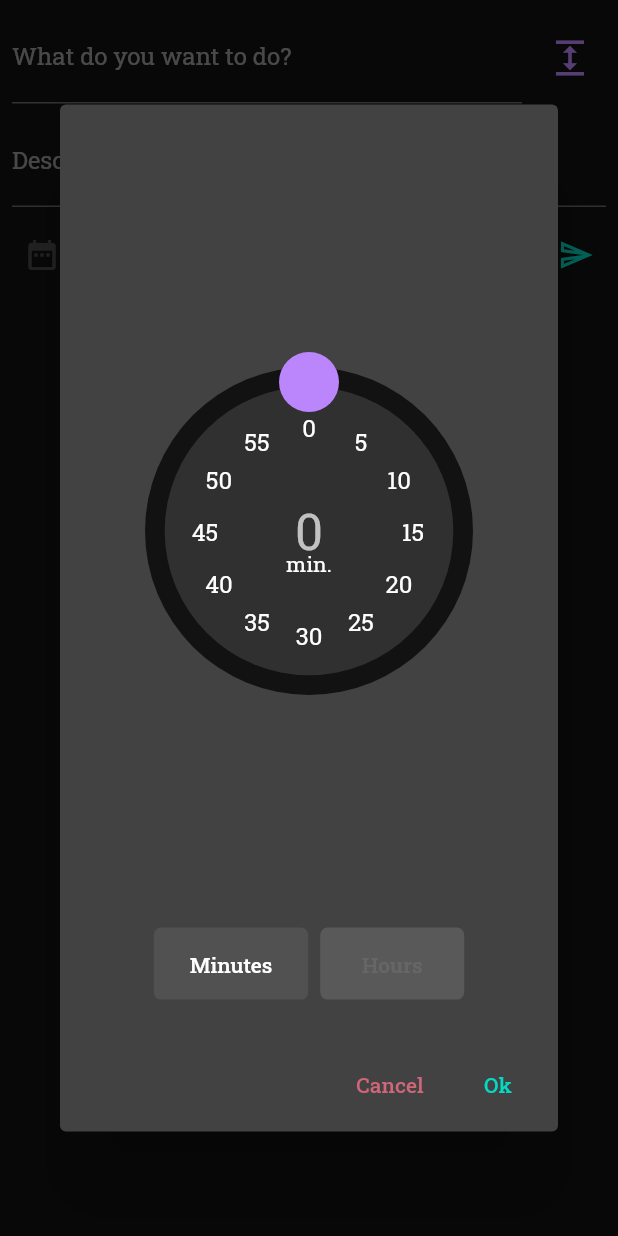
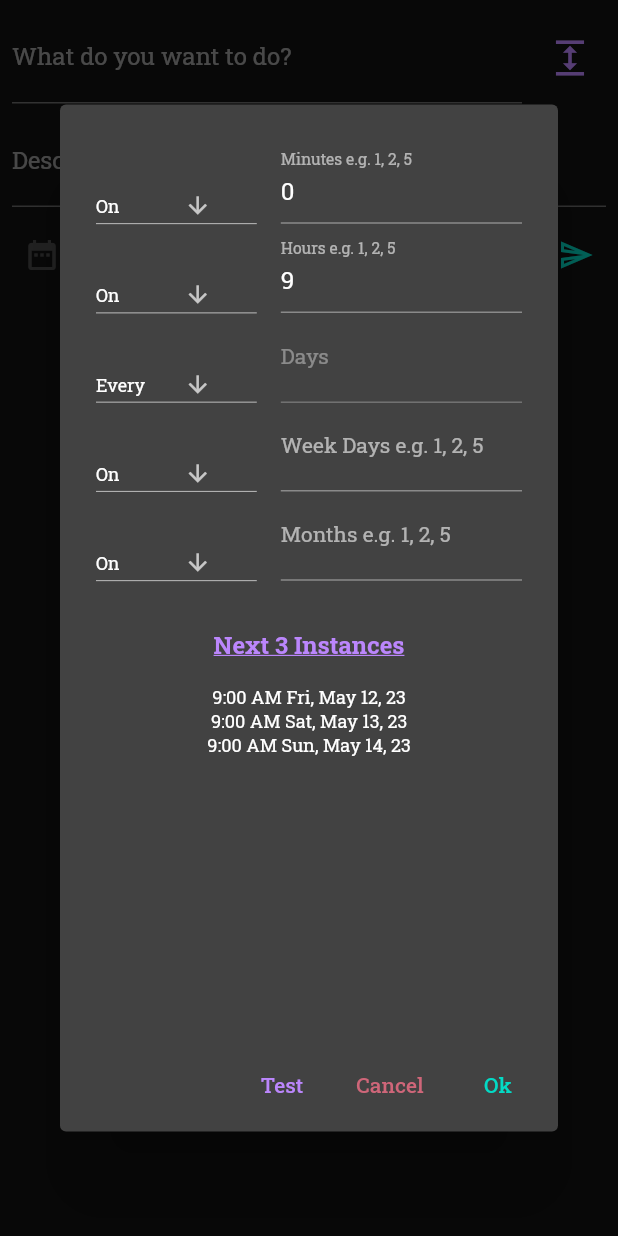
Before and after one commit to recursive-ui/open-reminders, a Flutter app: the AddReminder widget shown alone on an empty page, opened directly, after a tap on the "repeat" icon, on a phone screen of 412 x 824 dp. Run offline on Flutter 3.47's test engine with Material 2 defaults, Android fonts, the phone set to English and light mode, and no system bars; our stand-ins replace calendar_date_picker2, file_picker, google_fonts, shared_preferences; accounts and stored records are empty.

Commit message:
Finished the repeat data input.

```diff
--- a/lib/modals/add_reminder.dart
+++ b/lib/modals/add_reminder.dart
@@ -1,11 +1,13 @@
 import 'package:calendar_date_picker2/calendar_date_picker2.dart';
 import 'package:flutter/material.dart';
+import 'package:flutter/services.dart';
 import 'package:open_reminders/constants.dart';
 import 'package:open_reminders/modals/duration_picker_modal.dart';
+import 'package:open_reminders/modals/reminder_picker_modal.dart';
+import 'package:open_reminders/modals/repeat_picker_modal.dart';
 import 'package:open_reminders/models/reminder.dart';
 import 'package:open_reminders/utilities.dart';
 import 'package:open_reminders/widgets/add_reminder_button.dart';
-import 'package:open_reminders/widgets/duration_picker.dart';
 
 class AddReminder extends StatefulWidget {
   const AddReminder({super.key});
@@ -21,7 +23,7 @@ class _AddReminderState extends State<AddReminder> {
   TimeOfDay? time;
   Duration? duration;
   List<Reminder>? reminders;
-  List<Repeat>? repeat;
+  Repeat? repeat;
 
   void showCalendarPicker() async {
     double height = MediaQuery.of(context).size.height * 0.5;
@@ -71,13 +73,34 @@ class _AddReminderState extends State<AddReminder> {
     }
   }
 
-  void showModal() {
-    showDialog<Duration>(
+  void showRepeatModal() async {
+    Repeat? newRepeat = await showDialog<Repeat>(
       context: context,
       builder: (BuildContext context) {
-        return const DurationPickerModal();
+        return const RepeatPickerModal();
       },
     );
+
+    if (newRepeat != null) {
+      setState(() {
+        repeat = newRepeat;
+      });
+    }
+  }
+
+  void showReminderModal() async {
+    List<Reminder>? newReminders = await showDialog<List<Reminder>>(
+      context: context,
+      builder: (BuildContext context) {
+        return const ReminderPickerModal();
+      },
+    );
+
+    if (newReminders != null) {
+      setState(() {
+        reminders = newReminders;
+      });
+    }
   }
 
   @override
@@ -100,15 +123,11 @@ class _AddReminderState extends State<AddReminder> {
                 children: [
                   Expanded(
                     child: TextFormField(
-                        decoration: const InputDecoration(
-                          labelText: 'What do you want to do?',
-                        ),
-                        validator: (value) {
-                          if (value == null || value.isEmpty) {
-                            return 'Please enter some text';
-                          }
-                          return null;
-                        }),
+                      decoration: const InputDecoration(
+                        labelText: 'What do you want to do?',
+                      ),
+                      validator: validatorForMissingFields,
+                    ),
                   ),
                   const SizedBox(width: 8.0),
                   IconButton(
@@ -149,6 +168,8 @@ class _AddReminderState extends State<AddReminder> {
               expandForm ? const SizedBox(height: 8.0) : Container(),
               expandForm
                   ? TextFormField(
+                      keyboardType: TextInputType.number,
+                      inputFormatters: [FilteringTextInputFormatter.digitsOnly],
                       decoration: const InputDecoration(
                         labelText: 'Priority',
                       ),
@@ -188,8 +209,18 @@ class _AddReminderState extends State<AddReminder> {
                             : ThemeColors.kPrimary,
                       ),
                       AddReminderIconButton(
-                        onPressed: showModal,
+                        onPressed: showRepeatModal,
                         iconData: Icons.repeat,
+                        colour: repeat == null
+                            ? Colors.white.withOpacity(0.24)
+                            : ThemeColors.kPrimary,
+                      ),
+                      AddReminderIconButton(
+                        onPressed: showReminderModal,
+                        iconData: Icons.alarm,
+                        colour: reminders == null
+                            ? Colors.white.withOpacity(0.24)
+                            : ThemeColors.kPrimary,
                       ),
                     ],
                   ),
--- /dev/null
+++ b/lib/modals/repeat_picker_modal.dart
@@ -0,0 +1,209 @@
+import 'package:flutter/material.dart';
+import 'package:intl/intl.dart';
+import 'package:open_reminders/constants.dart';
+import 'package:open_reminders/models/reminder.dart';
+import 'package:open_reminders/widgets/repeat_picker_row.dart';
+
+class RepeatPickerModal extends StatefulWidget {
+  const RepeatPickerModal({super.key});
+
+  @override
+  State<RepeatPickerModal> createState() => _RepeatPickerModalState();
+}
+
+class _RepeatPickerModalState extends State<RepeatPickerModal> {
+  final _formKey = GlobalKey<FormState>();
+
+  List<DateTime>? testResults;
+  TextEditingController minuteController = TextEditingController();
+  TextEditingController hourController = TextEditingController();
+  TextEditingController dayController = TextEditingController();
+  TextEditingController weekdayController = TextEditingController();
+  TextEditingController monthController = TextEditingController();
+  RepeatType minutePicker = RepeatType.value;
+  RepeatType hourPicker = RepeatType.value;
+  RepeatType dayPicker = RepeatType.any;
+  RepeatType weekdayPicker = RepeatType.value;
+  RepeatType monthPicker = RepeatType.value;
+
+  Repeat createRepeat() {
+    return Repeat(
+      minutes: minuteController.text == ''
+          ? null
+          : RepeatValue.fromString(minutePicker, minuteController.text),
+      hours: hourController.text == ''
+          ? null
+          : RepeatValue.fromString(hourPicker, hourController.text),
+      days: dayController.text == ''
+          ? null
+          : RepeatValue.fromString(dayPicker, dayController.text),
+      weekdays: weekdayController.text == ''
+          ? null
+          : RepeatValue.fromString(weekdayPicker, weekdayController.text),
+      months: monthController.text == ''
+          ? null
+          : RepeatValue.fromString(monthPicker, monthController.text),
+    );
+  }
+
+  @override
+  void initState() {
+    super.initState();
+    minuteController.text = '0';
+    hourController.text = '9';
+    setState(() {
+      testResults = createRepeat().getNextNDates(3);
+    });
+  }
+
+  @override
+  Widget build(BuildContext context) {
+    return AlertDialog(
+      content: SizedBox(
+        width: MediaQuery.of(context).size.width * 0.9,
+        height: MediaQuery.of(context).size.height * 0.7,
+        child: Form(
+          key: _formKey,
+          child: SingleChildScrollView(
+            child: Column(
+              mainAxisAlignment: MainAxisAlignment.start,
+              crossAxisAlignment: CrossAxisAlignment.center,
+              children: [
+                RepeatPickerRow(
+                  labelText: 'Minutes',
+                  controller: minuteController,
+                  value: minutePicker,
+                  onChanged: (newValue) {
+                    setState(() {
+                      if (newValue != null) {
+                        minutePicker = newValue;
+                      }
+                    });
+                  },
+                ),
+                RepeatPickerRow(
+                  labelText: 'Hours',
+                  controller: hourController,
+                  value: hourPicker,
+                  onChanged: (newValue) {
+                    setState(() {
+                      if (newValue != null) {
+                        hourPicker = newValue;
+                      }
+                    });
+                  },
+                ),
+                RepeatPickerRow(
+                  labelText: 'Days',
+                  controller: dayController,
+                  value: dayPicker,
+                  onChanged: (newValue) {
+                    setState(() {
+                      if (newValue != null) {
+                        dayPicker = newValue;
+                      }
+                    });
+                  },
+                ),
+                RepeatPickerRow(
+                  labelText: 'Week Days',
+                  controller: weekdayController,
+                  value: weekdayPicker,
+                  onChanged: (newValue) {
+                    setState(() {
+                      if (newValue != null) {
+                        weekdayPicker = newValue;
+                      }
+                    });
+                  },
+                ),
+                RepeatPickerRow(
+                  labelText: 'Months',
+                  controller: monthController,
+                  value: monthPicker,
+                  onChanged: (newValue) {
+                    setState(() {
+                      if (newValue != null) {
+                        monthPicker = newValue;
+                      }
+                    });
+                  },
+                ),
+                const SizedBox(height: 32.0),
+                testResults == null
+                    ? Container()
+                    : Column(
+                        children: [
+                          const Text(
+                            'Next 3 Instances',
+                            style: TextStyle(
+                              color: ThemeColors.kPrimary,
+                              fontWeight: FontWeight.bold,
+                              decoration: TextDecoration.underline,
+                            ),
+                          ),
+                          const SizedBox(height: 16.0),
+                          Text(
+                            DateFormat('h:mm a EEE, MMM d, ' 'yy')
+                                .format(testResults![0]),
+                            style: const TextStyle(fontSize: 12.0),
+                          ),
+                          Text(
+                            DateFormat('h:mm a EEE, MMM d, ' 'yy')
+                                .format(testResults![1]),
+                            style: const TextStyle(fontSize: 12.0),
+                          ),
+                          Text(
+                            DateFormat('h:mm a EEE, MMM d, ' 'yy')
+                                .format(testResults![2]),
+                            style: const TextStyle(fontSize: 12.0),
+                          ),
+                        ],
+                      ),
+              ],
+            ),
+          ),
+        ),
+      ),
+      actions: <Widget>[
+        TextButton(
+          child: const Text(
+            'Test',
+            style: TextStyle(color: ThemeColors.kPrimary),
+          ),
+          onPressed: () {
+            if (_formKey.currentState!.validate()) {
+              setState(() {
+                testResults = createRepeat().getNextNDates(3);
+              });
+            } else {
+              setState(() {
+                testResults = null;
+              });
+            }
+          },
+        ),
+        TextButton(
+          child: const Text(
+            'Cancel',
+            style: TextStyle(color: ThemeColors.kError),
+          ),
+          onPressed: () {
+            Navigator.of(context).pop();
+          },
+        ),
+        TextButton(
+          child: const Text(
+            'Ok',
+            style: TextStyle(color: ThemeColors.kSecondary),
+          ),
+          onPressed: () {
+            if (_formKey.currentState!.validate()) {
+              Navigator.of(context).pop(createRepeat());
+            }
+          },
+        ),
+      ],
+    );
+  }
+}
--- a/lib/models/reminder.dart
+++ b/lib/models/reminder.dart
@@ -7,7 +7,7 @@ class Task {
   List<TimeOfDay>? time;
   Duration? duration;
   List<Reminder>? reminders;
-  List<Repeat>? repeat;
+  Repeat? repeat;
   int? priority;
   List<String>? tags;
   String? category;
@@ -34,15 +34,212 @@ class Task {
         'reminders': reminders == null
             ? null
             : reminders!.map((r) => r.toString()).toList(),
-        'repeat': reminders == null
-            ? null
-            : repeat!.map((r) => r.toString()).toList(),
+        'repeat': reminders == null ? null : repeat!.toMap,
         'priority': priority,
         'tags': tags,
         'category': category,
       };
 }
 
-class Reminder {}
+enum ReminderType { dayRelative, timeRelative }
 
-class Repeat {}
+class Reminder {
+  ReminderType type;
+  Duration? duration;
+  DateTime? time;
+  Reminder(this.type, {this.duration, this.time});
+
+  DateTime getNextDate(DateTime dateTime) {
+    switch (type) {
+      case ReminderType.dayRelative:
+        return DateTime(
+          dateTime.year,
+          dateTime.month,
+          dateTime.day,
+          time?.hour ?? 0,
+          time?.minute ?? 0,
+        );
+      default:
+        return dateTime.add(duration ?? const Duration());
+    }
+  }
+}
+
+enum RepeatType { any, value, range, increment }
+
+enum RepeatDuration { minutes, hours, days, weekdays, months }
+
+class RepeatValue {
+  RepeatType type;
+  List<int>? value;
+
+  RepeatValue(this.type, {this.value});
+
+  int maxRange(RepeatDuration duration) {
+    switch (duration) {
+      case RepeatDuration.minutes:
+        return 59;
+      case RepeatDuration.hours:
+        return 23;
+      case RepeatDuration.days:
+        return 364;
+      case RepeatDuration.weekdays:
+        return 6;
+      case RepeatDuration.months:
+        return 11;
+      default:
+        return 0;
+    }
+  }
+
+  List<int>? toList(RepeatDuration duration) {
+    switch (type) {
+      case RepeatType.any:
+        return List.generate(maxRange(duration) + 1, (i) => i);
+      case RepeatType.range:
+        return List.generate(value![1] - value![0] + 1, (i) => value![0] + i);
+      case RepeatType.increment:
+        return List.generate(
+            (maxRange(duration) / value![0]).floor() + 1, (i) => value![0] * i);
+      default:
+        return value;
+    }
+  }
+
+  RepeatValue.fromString(this.type, String? stringValue) {
+    if (stringValue != null && stringValue != '') {
+      switch (type) {
+        case RepeatType.range:
+          value = stringValue.split('-').map((e) => int.parse(e)).toList();
+          break;
+        case RepeatType.value:
+          value = stringValue.split(',').map((e) => int.parse(e)).toList();
+          break;
+        default:
+          value = [int.parse(stringValue)];
+      }
+    }
+  }
+}
+
+class Repeat {
+  List<int>? minutes;
+  List<int>? hours;
+  List<int>? days;
+  List<int>? weekdays;
+  List<int>? months;
+
+  Repeat({
+    RepeatValue? minutes,
+    RepeatValue? hours,
+    RepeatValue? days,
+    RepeatValue? weekdays,
+    RepeatValue? months,
+  }) {
+    if (minutes != null) {
+      this.minutes = minutes.toList(RepeatDuration.minutes);
+    }
+    if (hours != null) {
+      this.hours = hours.toList(RepeatDuration.hours);
+    }
+    if (days != null) {
+      this.days = days.toList(RepeatDuration.days);
+    }
+    if (weekdays != null) {
+      this.weekdays = weekdays.toList(RepeatDuration.weekdays);
+    }
+    if (months != null) {
+      this.months = months.toList(RepeatDuration.months);
+    }
+  }
+
+  DateTime getNextDate(DateTime? dateTime) {
+    if (dateTime == null || dateTime.isBefore(DateTime.now())) {
+      dateTime = DateTime.now();
+      dateTime = DateTime(dateTime.year, dateTime.month, dateTime.day,
+          dateTime.hour, dateTime.minute);
+    }
+    dateTime = dateTime.add(const Duration(minutes: 1));
+
+    while (true) {
+      if (months?.contains(dateTime?.month) == false) {
+        dateTime = DateTime(dateTime!.year, dateTime.month + 1, 1);
+        continue;
+      }
+      if (weekdays?.contains(dateTime?.weekday) == false) {
+        dateTime = dateTime?.add(const Duration(days: 1));
+        continue;
+      }
+      if (days?.contains(dateTime?.day) == false) {
+        dateTime = dateTime?.add(const Duration(days: 1));
+        continue;
+      }
+      if (hours?.contains(dateTime?.hour) == false) {
+        dateTime = dateTime?.add(const Duration(hours: 1));
+        dateTime = dateTime?.subtract(Duration(minutes: dateTime.minute));
+        continue;
+      }
+      if (minutes?.contains(dateTime?.minute) == false) {
+        dateTime = dateTime?.add(const Duration(minutes: 1));
+        continue;
+      }
+      return dateTime!;
+    }
+  }
+
+  List<DateTime> getNextNDates(int n, {DateTime? dateTime}) {
+    if (dateTime == null) {
+      dateTime = DateTime.now();
+      dateTime = DateTime(dateTime.year, dateTime.month, dateTime.day,
+          dateTime.hour, dateTime.minute);
+      dateTime = dateTime.add(const Duration(minutes: 1));
+    }
+    List<DateTime> outDates = [];
+    for (var i = 0; i < n; i++) {
+      if (i == 0) {
+        outDates.add(getNextDate(dateTime));
+      } else {
+        outDates.add(getNextDate(outDates[i - 1]));
+      }
+    }
+    return outDates;
+  }
+
+  Map<String, List<int>> get toMap {
+    Map<String, List<int>> outMap = {};
+    if (minutes != null) {
+      outMap['minutes'] = minutes!;
+    }
+    if (hours != null) {
+      outMap['hours'] = hours!;
+    }
+    if (days != null) {
+      outMap['days'] = days!;
+    }
+    if (weekdays != null) {
+      outMap['weekdays'] = weekdays!;
+    }
+    if (months != null) {
+      outMap['months'] = months!;
+    }
+    return outMap;
+  }
+
+  Repeat.fromMap(Map map) {
+    if (map.containsKey('minutes')) {
+      minutes = map[minutes];
+    }
+    if (map.containsKey('hours')) {
+      hours = map[hours];
+    }
+    if (map.containsKey('days')) {
+      days = map[days];
+    }
+    if (map.containsKey('weekdays')) {
+      weekdays = map[weekdays];
+    }
+    if (map.containsKey('months')) {
+      months = map[months];
+    }
+  }
+}
--- /dev/null
+++ b/lib/widgets/repeat_picker_dropdown.dart
@@ -0,0 +1,39 @@
+import 'package:flutter/material.dart';
+import 'package:open_reminders/models/reminder.dart';
+
+class RepeatPickerDropDown extends StatelessWidget {
+  const RepeatPickerDropDown({super.key, this.value, this.onChanged});
+  final void Function(RepeatType?)? onChanged;
+  final RepeatType? value;
+  final double fontSize = 12.0;
+
+  @override
+  Widget build(BuildContext context) {
+    return DropdownButton<RepeatType>(
+      value: value,
+      isDense: true,
+      icon: const Icon(Icons.arrow_downward),
+      elevation: 16,
+      iconSize: 18.0,
+      onChanged: onChanged,
+      items: [
+        DropdownMenuItem<RepeatType>(
+          value: RepeatType.any,
+          child: Text('Every', style: TextStyle(fontSize: fontSize)),
+        ),
+        DropdownMenuItem<RepeatType>(
+          value: RepeatType.range,
+          child: Text('Range', style: TextStyle(fontSize: fontSize)),
+        ),
+        DropdownMenuItem<RepeatType>(
+          value: RepeatType.value,
+          child: Text('On', style: TextStyle(fontSize: fontSize)),
+        ),
+        DropdownMenuItem<RepeatType>(
+          value: RepeatType.increment,
+          child: Text('Increment', style: TextStyle(fontSize: fontSize)),
+        ),
+      ],
+    );
+  }
+}
--- /dev/null
+++ b/lib/widgets/repeat_picker_row.dart
@@ -0,0 +1,78 @@
+import 'package:flutter/material.dart';
+import 'package:open_reminders/models/reminder.dart';
+import 'package:open_reminders/utilities.dart';
+import 'package:open_reminders/widgets/repeat_picker_dropdown.dart';
+
+class RepeatPickerRow extends StatefulWidget {
+  const RepeatPickerRow({
+    super.key,
+    required this.value,
+    required this.labelText,
+    required this.controller,
+    this.onChanged,
+  });
+  final RepeatType value;
+  final String labelText;
+  final TextEditingController controller;
+  final void Function(RepeatType?)? onChanged;
+
+  @override
+  State<RepeatPickerRow> createState() => _RepeatPickerRowState();
+}
+
+class _RepeatPickerRowState extends State<RepeatPickerRow> {
+  String extraHint() {
+    switch (widget.value) {
+      case RepeatType.value:
+        return ' e.g. 1, 2, 5';
+      case RepeatType.range:
+        return ' e.g. 5-10';
+      case RepeatType.increment:
+        return ' e.g. every 15mins';
+      default:
+        return '';
+    }
+  }
+
+  @override
+  Widget build(BuildContext context) {
+    return Row(
+      mainAxisAlignment: MainAxisAlignment.spaceBetween,
+      crossAxisAlignment: CrossAxisAlignment.end,
+      children: [
+        Expanded(
+          flex: 2,
+          child: RepeatPickerDropDown(
+            value: widget.value,
+            onChanged: widget.onChanged,
+          ),
+        ),
+        const SizedBox(width: 16.0),
+        Expanded(
+          flex: 3,
+          child: TextFormField(
+            enabled: widget.value != RepeatType.any,
+            controller: widget.controller,
+            keyboardType: TextInputType.number,
+            decoration: InputDecoration(
+              labelText: widget.labelText + extraHint(),
+              labelStyle: const TextStyle(fontSize: 14.0),
+            ),
+            validator: (input) {
+              switch (widget.value) {
+                case RepeatType.any:
+                  return null;
+                case RepeatType.value:
+                  return validatorListValuesField(input);
+                case RepeatType.range:
+                  return validatorRangeField(input);
+                default:
+                  return validatorNumericField(input);
+              }
+            },
+          ),
+        ),
+      ],
+    );
+  }
+}
```
Also changed, not shown: lib/modals/reminder_picker_modal.dart (added, +60 -0 lines), lib/utilities.dart (+38 -0 lines).
